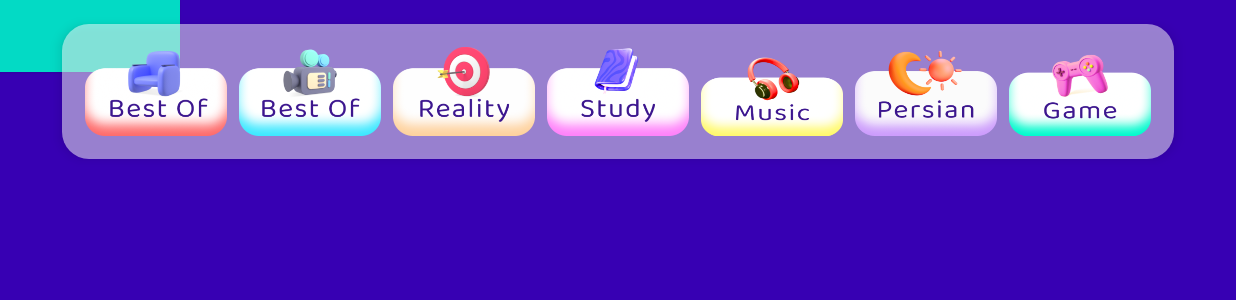
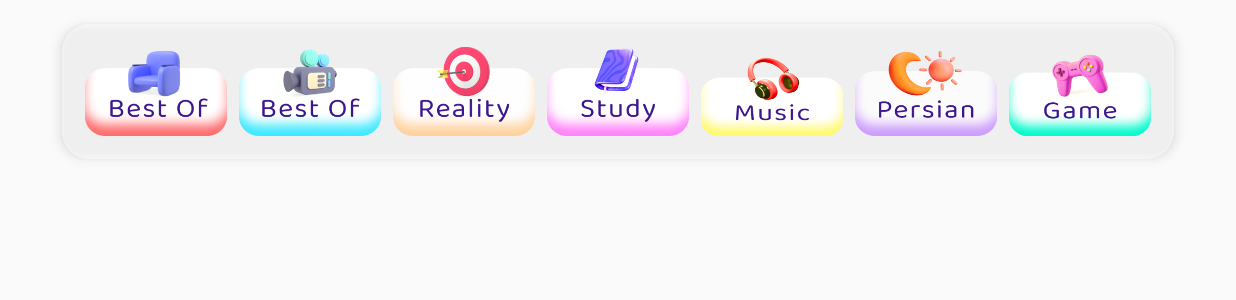
Before and after one commit to Bifekr/popittv, an Android app: the screen it shows after launch (MainActivity), after a tap on an icon or button, on a phone screen of 824 x 412 dp (held sideways). Shown: the top 300 px of the screen. Run offline under Robolectric (Android 15) with nearby library versions, the phone set to English and light mode, and no system bars; our stand-ins replace data binding; 1 statement that could not run was skipped.

Commit message:
finish Main menu

```diff
--- a/app/src/main/res/layout/fragment_main_1.xml
+++ b/app/src/main/res/layout/fragment_main_1.xml
@@ -1,25 +1,15 @@
 <?xml version="1.0" encoding="utf-8"?>
 
-<layout xmlns:tools="http://schemas.android.com/tools"
+<layout xmlns:android="http://schemas.android.com/apk/res/android"
   xmlns:app="http://schemas.android.com/apk/res-auto"
-  xmlns:android="http://schemas.android.com/apk/res/android">
+  xmlns:tools="http://schemas.android.com/tools">
+
   <androidx.constraintlayout.widget.ConstraintLayout
     android:layout_width="match_parent"
     android:layout_height="match_parent"
-    android:background="@color/purple_700">
+    >
 
-    <Button
-android:background="@color/teal_200"
-      android:id="@+id/btn_frg1"
-      android:layout_width="120dp"
-      android:layout_height="wrap_content"
-      app:layout_constraintBottom_toBottomOf="parent"
-      app:layout_constraintEnd_toEndOf="parent"
-      app:layout_constraintHorizontal_bias="0.0"
-      app:layout_constraintStart_toStartOf="parent"
-      app:layout_constraintTop_toTopOf="parent"
-      app:layout_constraintVertical_bias="0.0"
-      tools:ignore="SpeakableTextPresentCheck" />
+
 
 
   </androidx.constraintlayout.widget.ConstraintLayout>
```
